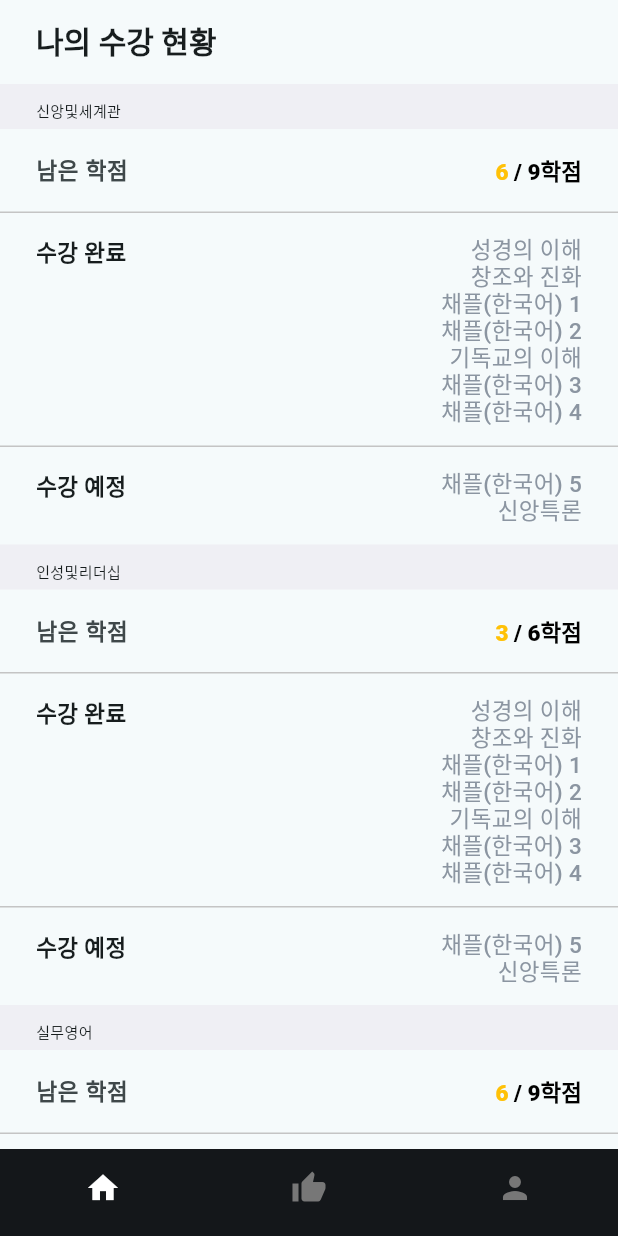
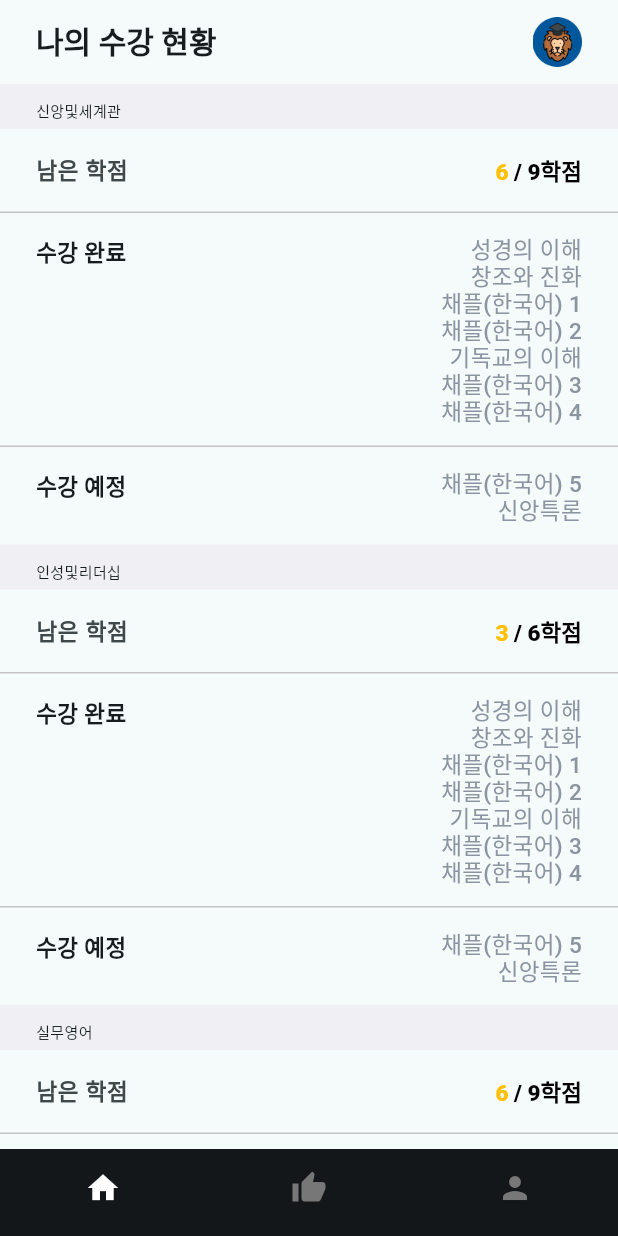
Before and after one commit to hanmo2000110/GraduationLion, a Flutter app: the screen it shows after launch, on a phone screen of 412 x 824 dp. Run offline on Flutter 3.47's test engine with Material 2 defaults, Android fonts, the phone set to English and light mode, and no system bars; our stand-ins replace get.

Commit message:
GetX 적용, 라우트 페이지 추가, 스크린/라우트 파일 폴더로 구분

```diff
--- a/lib/main.dart
+++ b/lib/main.dart
@@ -1,5 +1,7 @@
 import 'package:flutter/material.dart';
-import 'navigationPage.dart';
+import 'screen/navigationPage.dart';
+import 'package:get/get.dart';
+import 'package:graduationlion/route/pages.dart';
 
 void main() {
   runApp(const MyApp());
@@ -10,7 +12,7 @@ class MyApp extends StatelessWidget {
 
   @override
   Widget build(BuildContext context) {
-    return MaterialApp(
+    return GetMaterialApp(
       debugShowCheckedModeBanner: false,
       title: 'MyUIBuilding',
       theme: ThemeData(
@@ -22,6 +24,8 @@ class MyApp extends StatelessWidget {
         useMaterial3: true,
       ),
       home: const NavigationPage(),
+      initialRoute: AppPages.initial,
+      getPages: AppPages.routes,
     );
   }
 }
--- /dev/null
+++ b/lib/route/pages.dart
@@ -0,0 +1,31 @@
+import 'package:graduationlion/screen/home.dart';
+import 'package:graduationlion/screen/recommend.dart';
+import 'package:graduationlion/screen/mypage.dart';
+import 'package:graduationlion/screen/navigationPage.dart';
+
+import 'package:get/get.dart';
+
+part 'routes.dart';
+
+class AppPages {
+  static const initial = Routes.navigation;
+
+  static final routes = [
+    GetPage(
+      name: Routes.navigation,
+      page: () => const NavigationPage(),
+    ),
+    GetPage(
+      name: Routes.home,
+      page: () => const HomePage(),
+    ),
+    GetPage(
+      name: Routes.recommned,
+      page: () => const RecommendPage(),
+    ),
+    GetPage(
+      name: Routes.mypage,
+      page: () => const MyPage(),
+    ),
+  ];
+}
--- /dev/null
+++ b/lib/route/routes.dart
@@ -0,0 +1,8 @@
+part of 'pages.dart';
+
+abstract class Routes {
+  static const navigation = '/navigation';
+  static const home = '/home';
+  static const recommned = '/recommend';
+  static const mypage = '/mypage';
+}
--- a/lib/home.dart
+++ b/lib/screen/home.dart
@@ -24,6 +24,7 @@ class HomePageState extends State<HomePage> {
   Widget build(BuildContext context) {
     return Scaffold(
       appBar: AppBar(
+        automaticallyImplyLeading: false,
         forceMaterialTransparency: true,
         backgroundColor: Colors.white,
         title: const Padding(
@@ -36,6 +37,21 @@ class HomePageState extends State<HomePage> {
             ),
           ),
         ),
+        actions: [
+          Padding(
+            padding: const EdgeInsets.symmetric(horizontal: 24),
+            child: SizedBox(
+              width: 33,
+              height: 33,
+              // Inkwell
+              child: InkWell(
+                radius: 33,
+                onTap: () {},
+                child: Image.asset('assets/images/profile.png'),
+              ),
+            ),
+          ),
+        ],
         centerTitle: false,
         elevation: 0.0,
       ),
--- a/lib/recommend.dart
+++ b/lib/screen/mypage.dart
@@ -1,23 +1,24 @@
 import 'package:flutter/material.dart';
 
-class RecommendPage extends StatefulWidget {
-  const RecommendPage({super.key});
+class MyPage extends StatefulWidget {
+  const MyPage({super.key});
 
   @override
-  State<RecommendPage> createState() => RecommendPageState();
+  State<MyPage> createState() => MyPageState();
 }
 
-class RecommendPageState extends State<RecommendPage> {
+class MyPageState extends State<MyPage> {
   @override
   Widget build(BuildContext context) {
     return Scaffold(
       appBar: AppBar(
+        automaticallyImplyLeading: false,
         forceMaterialTransparency: true,
         backgroundColor: Colors.white,
         title: const Padding(
           padding: EdgeInsets.symmetric(horizontal: 8),
           child: Text(
-            'Recommend',
+            'MyPage',
             style: TextStyle(
               fontWeight: FontWeight.w800,
               fontSize: 20,
@@ -32,7 +33,7 @@ class RecommendPageState extends State<RecommendPage> {
           Column(
             mainAxisAlignment: MainAxisAlignment.start,
             children: <Widget>[
-              Text('Recommend Page'),
+              Text('My Page'),
             ],
           ),
         ],
--- a/lib/mypage.dart
+++ b/lib/screen/recommend.dart
@@ -1,23 +1,24 @@
 import 'package:flutter/material.dart';
 
-class MyPage extends StatefulWidget {
-  const MyPage({super.key});
+class RecommendPage extends StatefulWidget {
+  const RecommendPage({super.key});
 
   @override
-  State<MyPage> createState() => MyPageState();
+  State<RecommendPage> createState() => RecommendPageState();
 }
 
-class MyPageState extends State<MyPage> {
+class RecommendPageState extends State<RecommendPage> {
   @override
   Widget build(BuildContext context) {
     return Scaffold(
       appBar: AppBar(
+        automaticallyImplyLeading: false,
         forceMaterialTransparency: true,
         backgroundColor: Colors.white,
         title: const Padding(
           padding: EdgeInsets.symmetric(horizontal: 8),
           child: Text(
-            'MyPage',
+            'Recommend',
             style: TextStyle(
               fontWeight: FontWeight.w800,
               fontSize: 20,
@@ -32,7 +33,7 @@ class MyPageState extends State<MyPage> {
           Column(
             mainAxisAlignment: MainAxisAlignment.start,
             children: <Widget>[
-              Text('My Page'),
+              Text('Recommend Page'),
             ],
           ),
         ],
--- a/pubspec.yaml
+++ b/pubspec.yaml
@@ -36,6 +36,7 @@ dependencies:
   # The following adds the Cupertino Icons font to your application.
   # Use with the CupertinoIcons class for iOS style icons.
   cupertino_icons: ^1.0.2
+  get: ^4.6.5
 
 dev_dependencies:
   flutter_test:
@@ -60,9 +61,8 @@ flutter:
   uses-material-design: true
 
   # To add assets to your application, add an assets section, like this:
-  # assets:
-  #   - images/a_dot_burr.jpeg
-  #   - images/a_dot_ham.jpeg
+  assets:
+    - assets/images/profile.png
 
   # An image asset can refer to one or more resolution-specific "variants", see
   # https://flutter.dev/assets-and-images/#resolution-aware
```
Also changed, not shown: assets/images/profile.png (added), lib/screen/navigationPage.dart (renamed from lib/navigationPage.dart), pubspec.lock.
